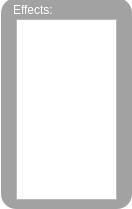
Old version of the form Scripts/Effect.ui in the repository Plij/Oulutest.
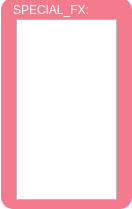
New version of the form.

```diff
--- a/Scripts/Effect.ui
+++ b/Scripts/Effect.ui
@@ -18,7 +18,8 @@
   </property>
   <property name="styleSheet">
    <string notr="true">QWidget#Effect{ background-color: transparent;}
-QFrame#frame{ background-color: rgba(136, 136, 136, 200); border-radius: 15px; }</string>
+QFrame#frame { background-color: rgba(237,29,63,150);
+ border-radius: 12px;}</string>
   </property>
   <widget class="QFrame" name="frame">
    <property name="geometry">
@@ -40,12 +41,12 @@
      <rect>
       <x>12</x>
       <y>2</y>
-      <width>54</width>
+      <width>81</width>
       <height>20</height>
      </rect>
     </property>
     <property name="text">
-     <string>&lt;html&gt;&lt;head/&gt;&lt;body&gt;&lt;p&gt;&lt;span style=&quot; color:#ffffff;&quot;&gt;Effects:&lt;/span&gt;&lt;/p&gt;&lt;/body&gt;&lt;/html&gt;</string>
+     <string>&lt;html&gt;&lt;head/&gt;&lt;body&gt;&lt;p&gt;&lt;span style=&quot; color:#ffffff;&quot;&gt;SPECIAL_FX:&lt;/span&gt;&lt;/p&gt;&lt;/body&gt;&lt;/html&gt;</string>
     </property>
    </widget>
    <widget class="QListWidget" name="EffectListWidget">
```
